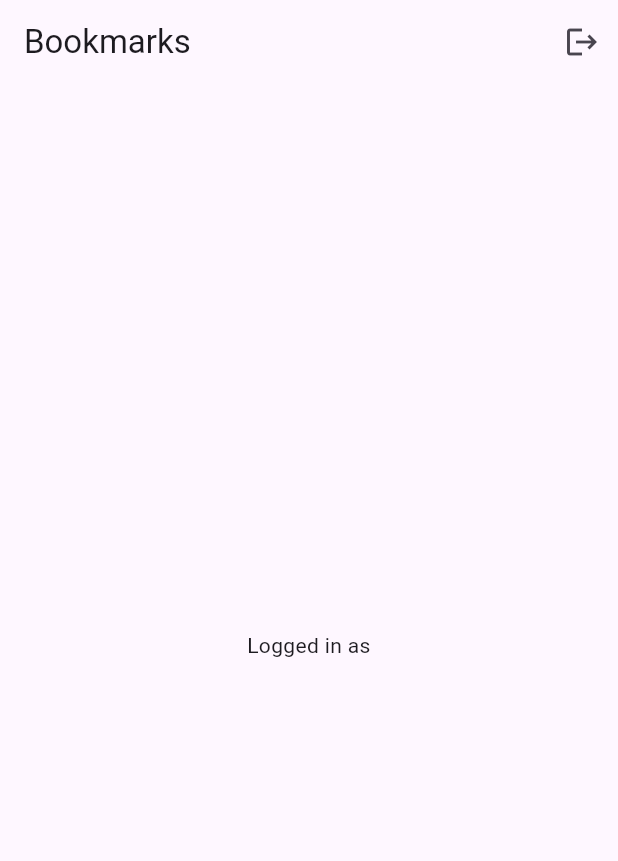
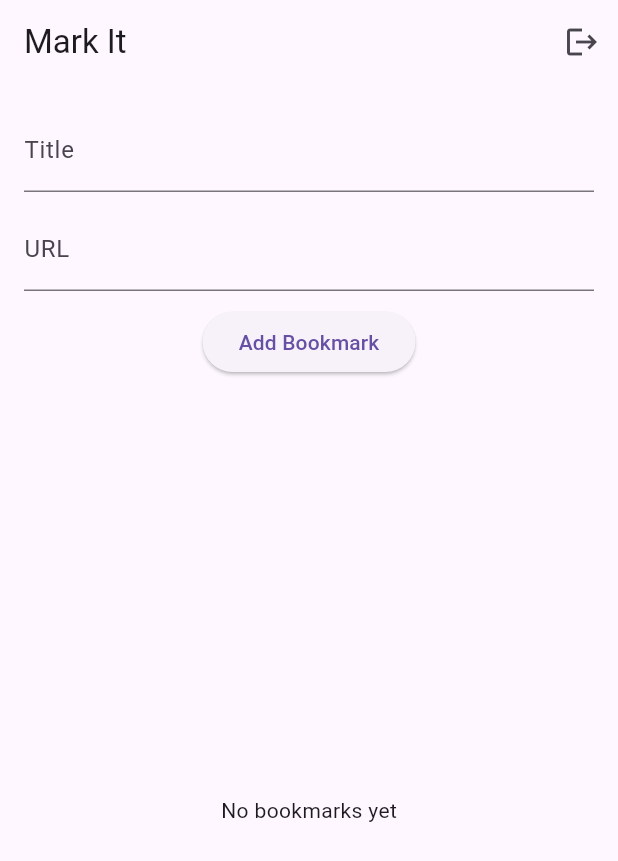
Before and after one commit to satyam294/Flutter, a Flutter app: the screen it shows once a user with an empty profile is signed in, on a phone screen of 412 x 824 dp. Shown: the top 861 px of the screen. Run offline on Flutter 3.47's test engine with Material 3 defaults, Android fonts, the phone set to English and light mode, and no system bars; our stand-ins replace appinio_swiper, cloud_firestore, firebase_auth, firebase_core; accounts and stored records are empty.

Commit message:
Bookmark creation and Firestore backend

```diff
--- a/mark_it_bookmark_app/lib/main.dart
+++ b/mark_it_bookmark_app/lib/main.dart
@@ -5,6 +5,7 @@ import 'package:flutter/material.dart';
 import 'firebase_options.dart';
 import 'screens/home_screen.dart';
 import 'screens/login_screen.dart';
+
 
 Future<void> main() async {
   WidgetsFlutterBinding.ensureInitialized();
--- /dev/null
+++ b/mark_it_bookmark_app/lib/models/bookmark.dart
@@ -0,0 +1,22 @@
+class Bookmark {
+  final String id;
+  final String title;
+  final String url;
+
+  Bookmark({
+    required this.id,
+    required this.title,
+    required this.url,
+  });
+
+  factory Bookmark.fromFirestore(
+    String id,
+    Map<String, dynamic> data,
+  ) {
+    return Bookmark(
+      id: id,
+      title: data['title'] ?? '',
+      url: data['url'] ?? '',
+    );
+  }
+}
--- a/mark_it_bookmark_app/lib/screens/home_screen.dart
+++ b/mark_it_bookmark_app/lib/screens/home_screen.dart
@@ -1,18 +1,60 @@
+import 'package:cloud_firestore/cloud_firestore.dart';
 import 'package:flutter/material.dart';
+
 import '../services/auth_service.dart';
+import '../services/bookmark_service.dart';
 
-class HomeScreen extends StatelessWidget {
-  HomeScreen({super.key});
+class HomeScreen extends StatefulWidget {
+  const HomeScreen({super.key});
 
+  @override
+  State<HomeScreen> createState() =>
+      _HomeScreenState();
+}
+
+class _HomeScreenState extends State<HomeScreen> {
   final AuthService authService = AuthService();
+  final BookmarkService bookmarkService =
+      BookmarkService();
+
+  final titleController =
+      TextEditingController();
+
+  final urlController =
+      TextEditingController();
+
+  Future<void> addBookmark() async {
+    final title =
+        titleController.text.trim();
+
+    final url =
+        urlController.text.trim();
+
+    if (title.isEmpty || url.isEmpty) {
+      return;
+    }
+
+    await bookmarkService.addBookmark(
+      title: title,
+      url: url,
+    );
+
+    titleController.clear();
+    urlController.clear();
+  }
+
+  @override
+  void dispose() {
+    titleController.dispose();
+    urlController.dispose();
+    super.dispose();
+  }
 
   @override
   Widget build(BuildContext context) {
-    final user = authService.currentUser;
-
     return Scaffold(
       appBar: AppBar(
-        title: const Text('Bookmarks'),
+        title: const Text('Mark It'),
         actions: [
           IconButton(
             onPressed: () async {
@@ -22,10 +64,110 @@ class HomeScreen extends StatelessWidget {
           )
         ],
       ),
-      body: Center(
-        child: Text(
-          'Logged in as\n${user?.email}',
-          textAlign: TextAlign.center,
+      body: Padding(
+        padding:
+            const EdgeInsets.all(16),
+        child: Column(
+          children: [
+            TextField(
+              controller:
+                  titleController,
+              decoration:
+                  const InputDecoration(
+                labelText: 'Title',
+              ),
+            ),
+
+            const SizedBox(height: 10),
+
+            TextField(
+              controller: urlController,
+              decoration:
+                  const InputDecoration(
+                labelText: 'URL',
+              ),
+            ),
+
+            const SizedBox(height: 10),
+
+            ElevatedButton(
+              onPressed: addBookmark,
+              child:
+                  const Text('Add Bookmark'),
+            ),
+
+            const SizedBox(height: 20),
+
+            Expanded(
+              child: StreamBuilder<
+                  QuerySnapshot>(
+                stream: bookmarkService
+                    .getBookmarks(),
+                builder:
+                    (context, snapshot) {
+                  if (!snapshot.hasData) {
+                    return const Center(
+                      child:
+                          CircularProgressIndicator(),
+                    );
+                  }
+
+                  final docs = snapshot
+                      .data!.docs;
+
+                  if (docs.isEmpty) {
+                    return const Center(
+                      child: Text(
+                        'No bookmarks yet',
+                      ),
+                    );
+                  }
+
+                  return ListView.builder(
+                    itemCount:
+                        docs.length,
+                    itemBuilder:
+                        (context, index) {
+                      final doc =
+                          docs[index];
+
+                      final data =
+                          doc.data()
+                              as Map<
+                                  String,
+                                  dynamic>;
+
+                      return Card(
+                        child: ListTile(
+                          title: Text(
+                            data['title'],
+                          ),
+                          subtitle:
+                              Text(
+                            data['url'],
+                          ),
+                          trailing:
+                              IconButton(
+                            icon:
+                                const Icon(
+                              Icons
+                                  .delete,
+                            ),
+                            onPressed:
+                                () async {
+                              await bookmarkService
+                                  .deleteBookmark(
+                                      doc.id);
+                            },
+                          ),
+                        ),
+                      );
+                    },
+                  );
+                },
+              ),
+            )
+          ],
         ),
       ),
     );
--- /dev/null
+++ b/mark_it_bookmark_app/lib/services/bookmark_service.dart
@@ -0,0 +1,47 @@
+import 'package:cloud_firestore/cloud_firestore.dart';
+import 'package:firebase_auth/firebase_auth.dart';
+
+class BookmarkService {
+  final FirebaseFirestore _firestore =
+      FirebaseFirestore.instance;
+
+  final FirebaseAuth _auth =
+      FirebaseAuth.instance;
+
+  String get uid => _auth.currentUser!.uid;
+
+  Future<void> addBookmark({
+    required String title,
+    required String url,
+  }) async {
+    await _firestore
+        .collection('users')
+        .doc(uid)
+        .collection('bookmarks')
+        .add({
+      'title': title,
+      'url': url,
+      'createdAt': Timestamp.now(),
+    });
+  }
+
+  Stream<QuerySnapshot> getBookmarks() {
+    return _firestore
+        .collection('users')
+        .doc(uid)
+        .collection('bookmarks')
+        .orderBy('createdAt', descending: true)
+        .snapshots();
+  }
+
+  Future<void> deleteBookmark(
+    String bookmarkId,
+  ) async {
+    await _firestore
+        .collection('users')
+        .doc(uid)
+        .collection('bookmarks')
+        .doc(bookmarkId)
+        .delete();
+  }
+}
```
